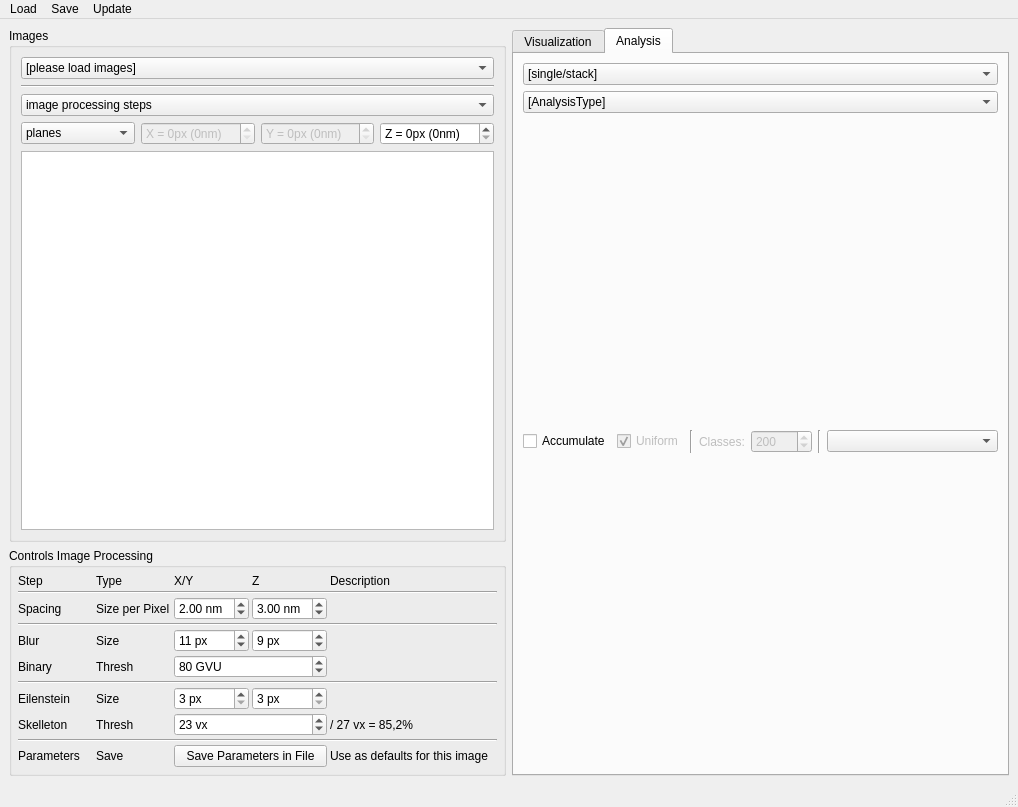
This is Code/d_makro_dnafiber.ui in DavidEilenstein/ImageD as Qt 5 draws it before an edit. The edited form follows.
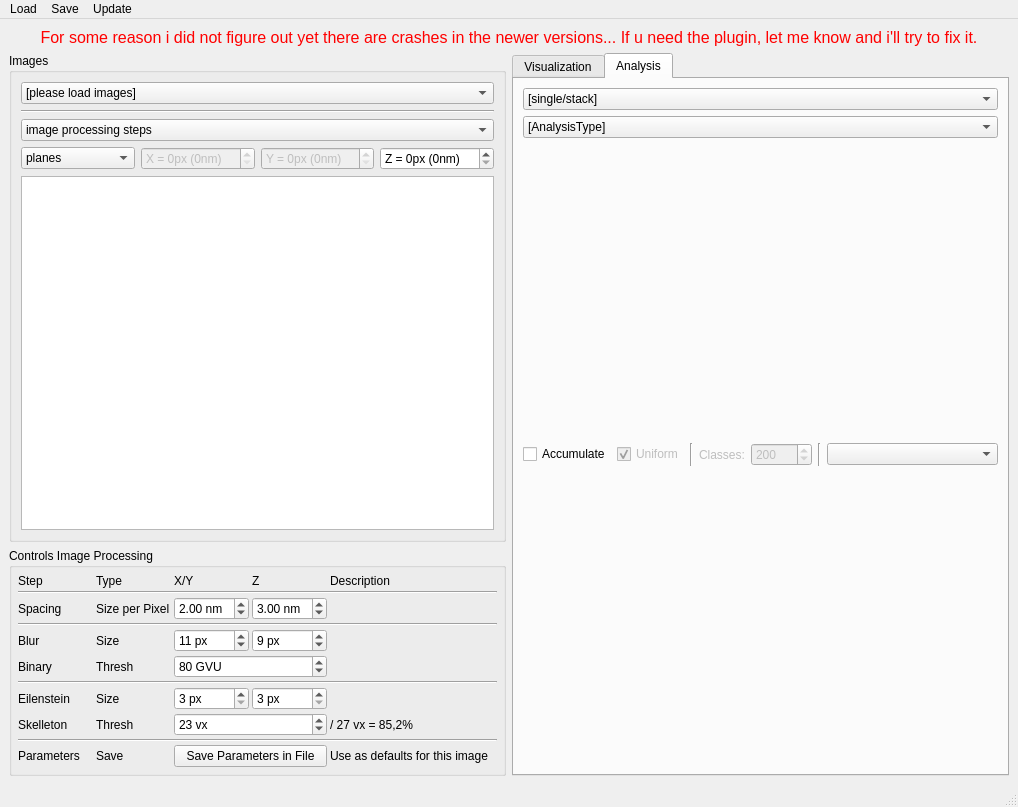
This is the edited form.

```diff
--- a/Code/d_makro_dnafiber.ui
+++ b/Code/d_makro_dnafiber.ui
@@ -15,7 +15,7 @@
   </property>
   <widget class="QWidget" name="centralwidget">
    <layout class="QGridLayout" name="gridLayout">
-    <item row="1" column="0">
+    <item row="2" column="0">
      <widget class="QGroupBox" name="groupBox_Controls">
       <property name="sizePolicy">
        <sizepolicy hsizetype="Preferred" vsizetype="Preferred">
@@ -639,108 +639,7 @@
       </layout>
      </widget>
     </item>
-    <item row="0" column="0">
-     <widget class="QGroupBox" name="groupBox_ImgProc">
-      <property name="sizePolicy">
-       <sizepolicy hsizetype="Preferred" vsizetype="Preferred">
-        <horstretch>1</horstretch>
-        <verstretch>0</verstretch>
-       </sizepolicy>
-      </property>
-      <property name="title">
-       <string>Images</string>
-      </property>
-      <layout class="QGridLayout" name="gridLayout_2">
-       <item row="4" column="0" colspan="4">
-        <widget class="QGraphicsView" name="graphicsView_ImgProc">
-         <property name="mouseTracking">
-          <bool>true</bool>
-         </property>
-        </widget>
-       </item>
-       <item row="3" column="2">
-        <widget class="QSpinBox" name="spinBox_ImgProc_View_Y">
-         <property name="enabled">
-          <bool>false</bool>
-         </property>
-         <property name="suffix">
-          <string>px (0nm)</string>
-         </property>
-         <property name="prefix">
-          <string>Y = </string>
-         </property>
-         <property name="maximum">
-          <number>10</number>
-         </property>
-        </widget>
-       </item>
-       <item row="2" column="0" colspan="4">
-        <widget class="QComboBox" name="comboBox_ImgProc_Step">
-         <item>
-          <property name="text">
-           <string>image processing steps</string>
-          </property>
-         </item>
-        </widget>
-       </item>
-       <item row="0" column="0" colspan="4">
-        <widget class="QComboBox" name="comboBox_ImgProc_Img">
-         <item>
-          <property name="text">
-           <string>[please load images]</string>
-          </property>
-         </item>
-        </widget>
-       </item>
-       <item row="3" column="0">
-        <widget class="QComboBox" name="comboBox_ImgProc_View_Plane">
-         <item>
-          <property name="text">
-           <string>planes</string>
-          </property>
-         </item>
-        </widget>
-       </item>
-       <item row="3" column="3">
-        <widget class="QSpinBox" name="spinBox_ImgProc_View_Z">
-         <property name="suffix">
-          <string>px (0nm)</string>
-         </property>
-         <property name="prefix">
-          <string>Z = </string>
-         </property>
-         <property name="maximum">
-          <number>10</number>
-         </property>
-        </widget>
-       </item>
-       <item row="3" column="1">
-        <widget class="QSpinBox" name="spinBox_ImgProc_View_X">
-         <property name="enabled">
-          <bool>false</bool>
-         </property>
-         <property name="suffix">
-          <string>px (0nm)</string>
-         </property>
-         <property name="prefix">
-          <string>X = </string>
-         </property>
-         <property name="maximum">
-          <number>10</number>
-         </property>
-        </widget>
-       </item>
-       <item row="1" column="0" colspan="4">
-        <widget class="Line" name="line_4">
-         <property name="orientation">
-          <enum>Qt::Horizontal</enum>
-         </property>
-        </widget>
-       </item>
-      </layout>
-     </widget>
-    </item>
-    <item row="0" column="1" rowspan="2">
+    <item row="1" column="1" rowspan="2">
      <widget class="QTabWidget" name="tabWidget_Results">
       <property name="sizePolicy">
        <sizepolicy hsizetype="Expanding" vsizetype="Expanding">
@@ -997,6 +896,121 @@
       </widget>
      </widget>
     </item>
+    <item row="1" column="0">
+     <widget class="QGroupBox" name="groupBox_ImgProc">
+      <property name="sizePolicy">
+       <sizepolicy hsizetype="Preferred" vsizetype="Preferred">
+        <horstretch>1</horstretch>
+        <verstretch>0</verstretch>
+       </sizepolicy>
+      </property>
+      <property name="title">
+       <string>Images</string>
+      </property>
+      <layout class="QGridLayout" name="gridLayout_2">
+       <item row="4" column="0" colspan="4">
+        <widget class="QGraphicsView" name="graphicsView_ImgProc">
+         <property name="mouseTracking">
+          <bool>true</bool>
+         </property>
+        </widget>
+       </item>
+       <item row="3" column="2">
+        <widget class="QSpinBox" name="spinBox_ImgProc_View_Y">
+         <property name="enabled">
+          <bool>false</bool>
+         </property>
+         <property name="suffix">
+          <string>px (0nm)</string>
+         </property>
+         <property name="prefix">
+          <string>Y = </string>
+         </property>
+         <property name="maximum">
+          <number>10</number>
+         </property>
+        </widget>
+       </item>
+       <item row="2" column="0" colspan="4">
+        <widget class="QComboBox" name="comboBox_ImgProc_Step">
+         <item>
+          <property name="text">
+           <string>image processing steps</string>
+          </property>
+         </item>
+        </widget>
+       </item>
+       <item row="0" column="0" colspan="4">
+        <widget class="QComboBox" name="comboBox_ImgProc_Img">
+         <item>
+          <property name="text">
+           <string>[please load images]</string>
+          </property>
+         </item>
+        </widget>
+       </item>
+       <item row="3" column="0">
+        <widget class="QComboBox" name="comboBox_ImgProc_View_Plane">
+         <item>
+          <property name="text">
+           <string>planes</string>
+          </property>
+         </item>
+        </widget>
+       </item>
+       <item row="3" column="3">
+        <widget class="QSpinBox" name="spinBox_ImgProc_View_Z">
+         <property name="suffix">
+          <string>px (0nm)</string>
+         </property>
+         <property name="prefix">
+          <string>Z = </string>
+         </property>
+         <property name="maximum">
+          <number>10</number>
+         </property>
+        </widget>
+       </item>
+       <item row="3" column="1">
+        <widget class="QSpinBox" name="spinBox_ImgProc_View_X">
+         <property name="enabled">
+          <bool>false</bool>
+         </property>
+         <property name="suffix">
+          <string>px (0nm)</string>
+         </property>
+         <property name="prefix">
+          <string>X = </string>
+         </property>
+         <property name="maximum">
+          <number>10</number>
+         </property>
+        </widget>
+       </item>
+       <item row="1" column="0" colspan="4">
+        <widget class="Line" name="line_4">
+         <property name="orientation">
+          <enum>Qt::Horizontal</enum>
+         </property>
+        </widget>
+       </item>
+      </layout>
+     </widget>
+    </item>
+    <item row="0" column="0" colspan="2">
+     <widget class="QLabel" name="label_23">
+      <property name="styleSheet">
+       <string notr="true">font-size: 16px;
+color: rgb(255, 0,0);</string>
+      </property>
+      <property name="text">
+       <string>For some reason i did not figure out yet there are crashes in the newer versions... If u need the plugin, let me know and i'll try to fix it.</string>
+      </property>
+      <property name="alignment">
+       <set>Qt::AlignCenter</set>
+      </property>
+     </widget>
+    </item>
    </layout>
   </widget>
   <widget class="QMenuBar" name="menubar">
@@ -1005,7 +1019,7 @@
      <x>0</x>
      <y>0</y>
      <width>1018</width>
-     <height>21</height>
+     <height>22</height>
     </rect>
    </property>
    <widget class="QMenu" name="menuData">
```
